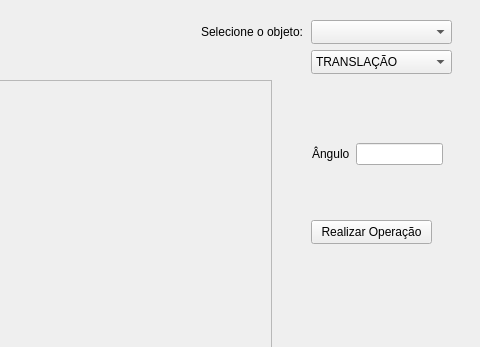
The window that mainwindow.ui (samu-ribas/3D-Graphics-Engine-Project) describes before a commit, drawn with Qt 5; both pictures show x 799 to 1279 and y 0 to 347 of the 1279 by 600 pixel window.
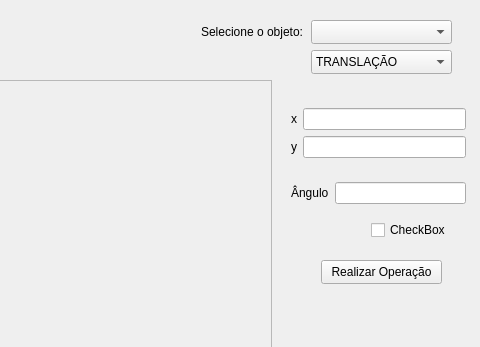
The same window after the commit. The open tabs and pages were chosen to show the change. Custom widgets are drawn as their Qt base class.

The edit to the form file:
```diff
--- a/mainwindow.ui
+++ b/mainwindow.ui
@@ -337,10 +337,10 @@
    <widget class="QStackedWidget" name="stackedWidgetOperacoes">
     <property name="geometry">
      <rect>
-      <x>1110</x>
+      <x>1080</x>
       <y>90</y>
-      <width>141</width>
-      <height>111</height>
+      <width>191</width>
+      <height>161</height>
      </rect>
     </property>
     <property name="currentIndex">
@@ -431,18 +431,50 @@
      </widget>
     </widget>
     <widget class="QWidget" name="page_6">
-     <widget class="QWidget" name="layoutWidget">
+     <widget class="QWidget" name="">
       <property name="geometry">
        <rect>
-        <x>1</x>
-        <y>20</y>
-        <width>131</width>
-        <height>88</height>
+        <x>10</x>
+        <y>0</y>
+        <width>175</width>
+        <height>133</height>
        </rect>
       </property>
-      <layout class="QHBoxLayout" name="horizontalLayout_8">
+      <layout class="QVBoxLayout" name="verticalLayout">
        <item>
-        <layout class="QVBoxLayout" name="verticalLayout_19">
+        <layout class="QHBoxLayout" name="horizontalLayout_9">
+         <item>
+          <layout class="QVBoxLayout" name="verticalLayout_22">
+           <item>
+            <widget class="QLabel" name="label_24">
+             <property name="text">
+              <string>x</string>
+             </property>
+            </widget>
+           </item>
+           <item>
+            <widget class="QLabel" name="label_25">
+             <property name="text">
+              <string>y</string>
+             </property>
+            </widget>
+           </item>
+          </layout>
+         </item>
+         <item>
+          <layout class="QVBoxLayout" name="verticalLayout_23">
+           <item>
+            <widget class="QLineEdit" name="inputXRotacao"/>
+           </item>
+           <item>
+            <widget class="QLineEdit" name="inputYRotacao"/>
+           </item>
+          </layout>
+         </item>
+        </layout>
+       </item>
+       <item>
+        <layout class="QHBoxLayout" name="horizontalLayout_8">
          <item>
           <widget class="QLabel" name="label_22">
            <property name="text">
@@ -450,10 +482,6 @@
            </property>
           </widget>
          </item>
-        </layout>
-       </item>
-       <item>
-        <layout class="QVBoxLayout" name="verticalLayout_20">
          <item>
           <widget class="QLineEdit" name="inputAnguloRotacao"/>
          </item>
@@ -461,13 +489,26 @@
        </item>
       </layout>
      </widget>
+     <widget class="QCheckBox" name="checkBox">
+      <property name="geometry">
+       <rect>
+        <x>90</x>
+        <y>130</y>
+        <width>82</width>
+        <height>20</height>
+       </rect>
+      </property>
+      <property name="text">
+       <string>CheckBox</string>
+      </property>
+     </widget>
     </widget>
    </widget>
    <widget class="QPushButton" name="bt_op">
     <property name="geometry">
      <rect>
-      <x>1110</x>
-      <y>220</y>
+      <x>1120</x>
+      <y>260</y>
       <width>121</width>
       <height>24</height>
      </rect>
```
Left out of the diff: 2 changed lines with no effect on the pictures.
